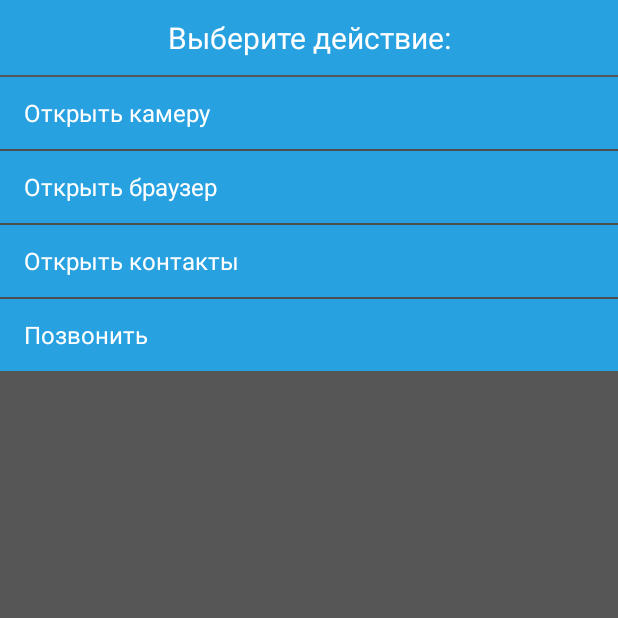
After one commit to DuskFal1/Odin_practice, an Android app: the TaskIntents screen opened directly, with no data from a screen before it, on a phone screen of 412 x 824 dp, the top half of it. The commit adds this screen. Run offline under Robolectric (Android 15) with nearby library versions, the phone set to English and light mode, and no system bars.

Commit message:
-добавлен спискок и реаизованы интенты

```diff
--- /dev/null
+++ b/app/src/main/java/com/example/myapplication/TaskIntents.kt
@@ -0,0 +1,68 @@
+package com.example.myapplication
+
+import android.Manifest.permission.CAMERA
+import android.app.ListActivity
+import android.content.Intent
+import android.net.Uri
+import android.os.Bundle
+import android.provider.ContactsContract
+import android.provider.MediaStore
+import android.view.View
+import android.widget.ArrayAdapter
+import android.widget.ListView
+import com.example.myapplication.databinding.TaskIntentsBinding
+
+class TaskIntents : ListActivity() {
+    private lateinit var bindingClass: TaskIntentsBinding
+
+    private val intentsList: Array<String> = arrayOf(
+        "Открыть камеру", "Открыть браузер",
+        "Открыть контакты", "Позвонить"
+    )
+
+    override fun onCreate(savedInstanceState: Bundle?) {
+        super.onCreate(savedInstanceState)
+        bindingClass = TaskIntentsBinding.inflate(layoutInflater)
+        setContentView(bindingClass.root)
+
+        val adapter: ArrayAdapter<String> = ArrayAdapter(
+            this, R.layout.simple_list_item_1, intentsList)
+        listAdapter = adapter
+    }
+
+    override fun onListItemClick(l: ListView?, v: View?, position: Int, id: Long) {
+        super.onListItemClick(l, v, position, id)
+
+        var item: String = listAdapter.getItem(position) as String
+        when (item){
+
+            "Открыть камеру" -> {
+                val takePictureIntent = Intent(MediaStore.INTENT_ACTION_STILL_IMAGE_CAMERA)
+                startActivity(takePictureIntent)
+            }
+
+            "Открыть браузер" -> {
+                val browserIntent = Intent(Intent.ACTION_VIEW, Uri.parse("https://odin.study"))
+                startActivity(browserIntent)
+            }
+
+            "Открыть контакты" -> {
+
+                val pickIntent = Intent(Intent.ACTION_VIEW, ContactsContract.Contacts.CONTENT_URI)
+                startActivity(pickIntent)
+            }
+
+            "Позвонить" -> {
+                val callIntent = Intent(Intent.ACTION_VIEW, Uri.parse("tel:" + "123456789"))
+                startActivity(callIntent)
+            }
+        }
+    }
+
+    //обрабатываем кнопку назад
+    override fun onBackPressed() {
+        super.onBackPressed()
+        val intent = Intent(this, ListTask::class.java)
+        startActivity(intent)
+    }
+}
--- /dev/null
+++ b/app/src/main/res/layout/task_intents.xml
@@ -0,0 +1,37 @@
+<?xml version="1.0" encoding="utf-8"?>
+<androidx.constraintlayout.widget.ConstraintLayout
+    xmlns:android="http://schemas.android.com/apk/res/android"
+    xmlns:app="http://schemas.android.com/apk/res-auto"
+    xmlns:tools="http://schemas.android.com/tools"
+    android:layout_width="match_parent"
+    android:layout_height="match_parent"
+    android:background="#575656"
+    tools:context=".ListTask">
+
+    <TextView
+        android:id="@+id/tvHeaderListTask"
+        android:layout_width="match_parent"
+        android:layout_height="50dp"
+        android:layout_alignParentTop="true"
+        android:background="#28A1E1"
+        android:gravity="center_vertical"
+        android:text="@string/itHeaderText"
+        android:textAlignment="center"
+        android:textColor="@color/white"
+        android:textSize="20sp"
+        app:layout_constraintEnd_toEndOf="parent"
+        app:layout_constraintStart_toStartOf="parent"
+        app:layout_constraintTop_toTopOf="parent"
+        tools:ignore="TextContrastCheck" />
+
+    <ListView
+        android:id="@android:id/list"
+        android:layout_width="match_parent"
+        android:layout_height="0dp"
+        android:layout_marginTop="1dp"
+        app:layout_constraintEnd_toEndOf="parent"
+        app:layout_constraintHorizontal_bias="0.0"
+        app:layout_constraintStart_toStartOf="parent"
+        app:layout_constraintTop_toBottomOf="@+id/tvHeaderListTask" />
+
+</androidx.constraintlayout.widget.ConstraintLayout>
--- a/app/src/main/res/values/strings.xml
+++ b/app/src/main/res/values/strings.xml
@@ -19,6 +19,7 @@
     <string name="amCentralText">Домашние задания</string>
     <string name="todo">TODO</string>
     <string name="ltHeaderText">Выберите задание:</string>
+    <string name="itHeaderText">Выберите действие:</string>
     <string name="task1Task">Вывести в консоль каждую четную букву алфавита, используя циклы и коллекции.</string>
     <string name="task2Task">Последовательный вывод строчек стихотворения, используя переопределения событий жизненного цикла активности.</string>
     <string name="task3Task">Создать приложение с утвержденным дизайном UI элементов и утвержденной цветовой палитрой.</string>
```
Also changed, not shown: app/src/main/AndroidManifest.xml (+10 -0 lines), app/src/main/java/com/example/myapplication/ListTask.kt (+39 -43 lines).
